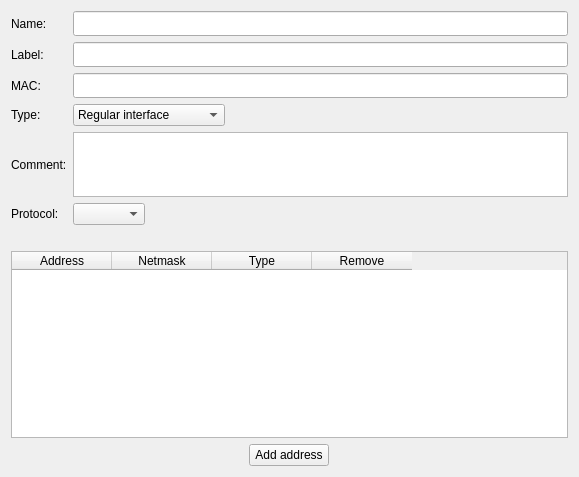
fwbuilder/fwbuilder, file src/gui/InterfaceEditorWidget.ui: the form before one commit.
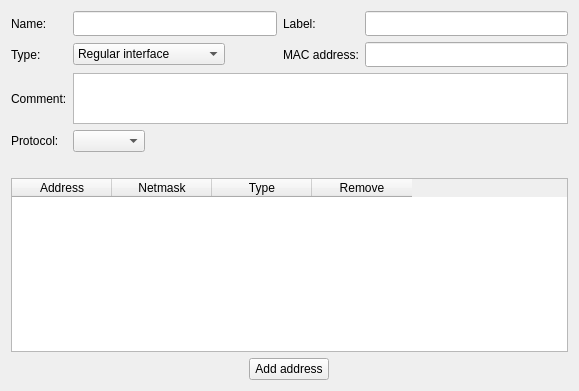
The form after the commit.

Commit message: rearranged elements in the interface editor widget to reduce its height. See #1613

What changed in the file:
```diff
--- a/src/gui/InterfaceEditorWidget.ui
+++ b/src/gui/InterfaceEditorWidget.ui
@@ -7,15 +7,15 @@
     <x>0</x>
     <y>0</y>
     <width>579</width>
-    <height>477</height>
+    <height>391</height>
    </rect>
   </property>
   <property name="windowTitle">
    <string>Form</string>
   </property>
-  <layout class="QVBoxLayout" name="verticalLayout">
-   <item>
-    <layout class="QGridLayout" name="gridLayout_117">
+  <layout class="QGridLayout" name="gridLayout_2">
+   <item row="0" column="0">
+    <layout class="QGridLayout" name="gridLayout">
      <item row="0" column="0">
       <widget class="QLabel" name="label_1">
        <property name="text">
@@ -33,14 +33,14 @@
        </property>
       </widget>
      </item>
-     <item row="1" column="0">
+     <item row="0" column="2">
       <widget class="QLabel" name="label_2">
        <property name="text">
         <string>Label:</string>
        </property>
       </widget>
      </item>
-     <item row="1" column="1">
+     <item row="0" column="3">
       <widget class="QLineEdit" name="label">
        <property name="minimumSize">
         <size>
@@ -50,7 +50,56 @@
        </property>
       </widget>
      </item>
-     <item row="4" column="0">
+     <item row="1" column="0">
+      <widget class="QLabel" name="typeLabel">
+       <property name="text">
+        <string>Type:</string>
+       </property>
+      </widget>
+     </item>
+     <item row="1" column="1">
+      <widget class="QComboBox" name="type">
+       <property name="sizePolicy">
+        <sizepolicy hsizetype="Maximum" vsizetype="Fixed">
+         <horstretch>0</horstretch>
+         <verstretch>0</verstretch>
+        </sizepolicy>
+       </property>
+       <item>
+        <property name="text">
+         <string>Regular interface</string>
+        </property>
+       </item>
+       <item>
+        <property name="text">
+         <string>Dynamic address</string>
+        </property>
+       </item>
+       <item>
+        <property name="text">
+         <string>Unnumbered interface</string>
+        </property>
+       </item>
+      </widget>
+     </item>
+     <item row="1" column="2">
+      <widget class="QLabel" name="macLabel">
+       <property name="text">
+        <string>MAC address:</string>
+       </property>
+      </widget>
+     </item>
+     <item row="1" column="3">
+      <widget class="QLineEdit" name="mac">
+       <property name="minimumSize">
+        <size>
+         <width>0</width>
+         <height>25</height>
+        </size>
+       </property>
+      </widget>
+     </item>
+     <item row="2" column="0">
       <widget class="QLabel" name="label_5">
        <property name="sizePolicy">
         <sizepolicy hsizetype="Maximum" vsizetype="Preferred">
@@ -63,7 +112,7 @@
        </property>
       </widget>
      </item>
-     <item row="4" column="1">
+     <item row="2" column="1" colspan="3">
       <widget class="QTextEdit" name="comment">
        <property name="sizePolicy">
         <sizepolicy hsizetype="Expanding" vsizetype="Fixed">
@@ -74,7 +123,7 @@
        <property name="minimumSize">
         <size>
          <width>0</width>
-         <height>25</height>
+         <height>40</height>
         </size>
        </property>
        <property name="maximumSize">
@@ -85,63 +134,14 @@
        </property>
       </widget>
      </item>
-     <item row="2" column="0">
-      <widget class="QLabel" name="macLabel">
-       <property name="text">
-        <string>MAC:</string>
-       </property>
-      </widget>
-     </item>
-     <item row="2" column="1">
-      <widget class="QLineEdit" name="mac">
-       <property name="minimumSize">
-        <size>
-         <width>0</width>
-         <height>25</height>
-        </size>
-       </property>
-      </widget>
-     </item>
      <item row="3" column="0">
-      <widget class="QLabel" name="typeLabel">
-       <property name="text">
-        <string>Type:</string>
-       </property>
-      </widget>
-     </item>
-     <item row="3" column="1">
-      <widget class="QComboBox" name="type">
-       <property name="sizePolicy">
-        <sizepolicy hsizetype="Maximum" vsizetype="Fixed">
-         <horstretch>0</horstretch>
-         <verstretch>0</verstretch>
-        </sizepolicy>
-       </property>
-       <item>
-        <property name="text">
-         <string>Regular interface</string>
-        </property>
-       </item>
-       <item>
-        <property name="text">
-         <string>Dynamic address</string>
-        </property>
-       </item>
-       <item>
-        <property name="text">
-         <string>Unnumbered interface</string>
-        </property>
-       </item>
-      </widget>
-     </item>
-     <item row="5" column="0">
       <widget class="QLabel" name="protocolLabel">
        <property name="text">
         <string>Protocol:</string>
        </property>
       </widget>
      </item>
-     <item row="5" column="1">
+     <item row="3" column="1">
       <widget class="QComboBox" name="protocol">
        <property name="sizePolicy">
         <sizepolicy hsizetype="Maximum" vsizetype="Fixed">
@@ -153,7 +153,7 @@
      </item>
     </layout>
    </item>
-   <item>
+   <item row="1" column="0">
     <widget class="QLabel" name="explanation">
      <property name="text">
       <string/>
@@ -163,7 +163,7 @@
      </property>
     </widget>
    </item>
-   <item>
+   <item row="2" column="0">
     <widget class="QTableWidget" name="addresses">
      <column>
       <property name="text">
@@ -187,7 +187,7 @@
      </column>
     </widget>
    </item>
-   <item>
+   <item row="3" column="0">
     <layout class="QHBoxLayout" name="horizontalLayout">
      <item>
       <widget class="QPushButton" name="addAddress">
```
The commit also changes 2 other files.
